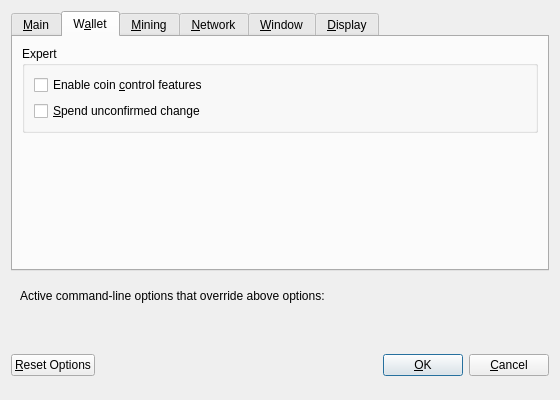
First picture: the form in src/qt/forms/optionsdialog.ui, repository quark-project/quark, before the edit.
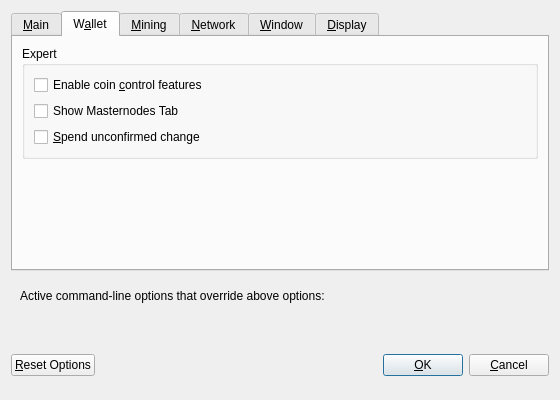
Second picture: the form after the edit. The open tabs and pages were chosen to show the change. Custom widgets are drawn as their Qt base class.

Diff of the .ui file:
```diff
--- a/src/qt/forms/optionsdialog.ui
+++ b/src/qt/forms/optionsdialog.ui
@@ -153,6 +153,16 @@
             </property>
            </widget>
           </item>
+          <item>
+           <widget class="QCheckBox" name="showMasternodesTab">
+            <property name="toolTip">
+             <string>Show additional tab listing all your masternodes in first sub-tab&lt;br/&gt;and all masternodes on the network in second sub-tab.</string>
+            </property>
+            <property name="text">
+             <string>Show Masternodes Tab</string>
+            </property>
+           </widget>
+          </item>
           <item>
            <widget class="QCheckBox" name="spendZeroConfChange">
             <property name="toolTip">
```
Left out of the diff: 2 changed lines with no effect on the pictures.
